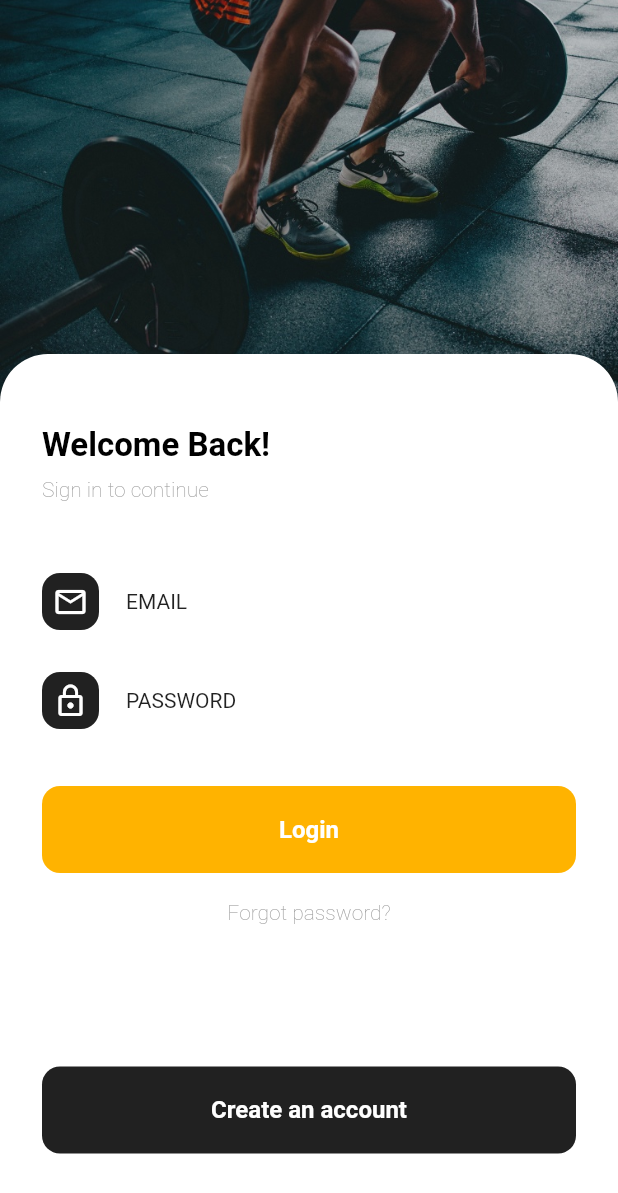
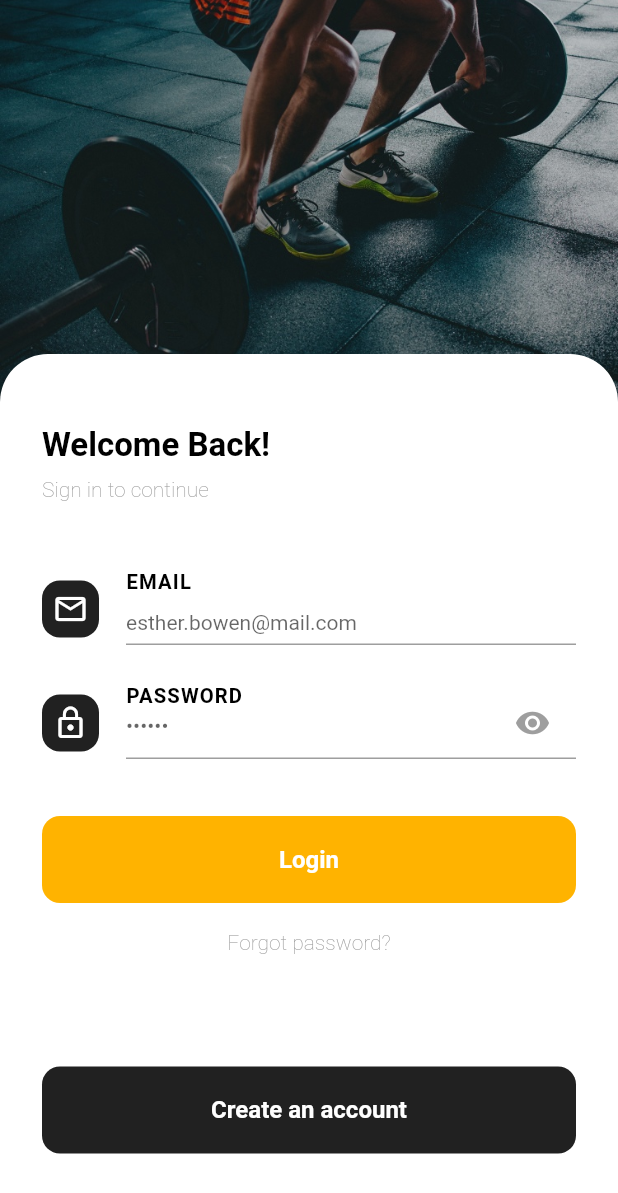
Before and after one commit to clowninside/SavageUI, a Flutter app: the screen it shows after launch, on a phone screen of 412 x 824 dp. Shown: the top 1193 px of the screen. Run offline on Flutter 3.47's test engine with Material 2 defaults, Android fonts, the phone set to English and light mode, and no system bars.

Commit message:
Update sign_page.dart

```diff
--- a/lib/pages/sign_page.dart
+++ b/lib/pages/sign_page.dart
@@ -17,10 +17,12 @@ class SignPage extends StatelessWidget {
           const SizedBox(
             height: 48,
           ),
-          Row(
+          Padding(
+            padding: const EdgeInsets.only(right: 28.0, left: 28.0),
+            child: Row(
               children: [
                 Container(
-                margin: const EdgeInsets.only(left: 28, right: 18),
+                  margin: const EdgeInsets.only(right: 18),
                   height: 38,
                   width: 38,
                   decoration: BoxDecoration(
@@ -32,16 +34,61 @@ class SignPage extends StatelessWidget {
                     color: Colors.white,
                   ),
                 ),
-              const Text('EMAIL'),
+                Expanded(
+                  child: Column(
+                    crossAxisAlignment: CrossAxisAlignment.start,
+                    children: const [
+                      TextField(
+                        style: TextStyle(
+                          color: Colors.black,
+                          fontSize: 14,
+                        ),
+                        decoration: InputDecoration(
+                          contentPadding: EdgeInsets.zero,
+                          labelText: 'EMAIL',
+                          labelStyle: TextStyle(
+                            color: Colors.black,
+                            fontSize: 18,
+                            letterSpacing: 1,
+                            fontWeight: FontWeight.bold,
+                          ),
+                          floatingLabelBehavior: FloatingLabelBehavior.always,
+                          hintText: 'esther.bowen@mail.com',
+                          hintStyle: TextStyle(
+                            fontSize: 14,
+                          ),
+                          enabledBorder: UnderlineInputBorder(
+                            borderSide: BorderSide(
+                              color: Colors.grey,
+                            ),
+                          ),
+                          focusedBorder: UnderlineInputBorder(
+                            borderSide: BorderSide(
+                              color: Colors.grey,
+                            ),
+                          ),
+                          border: UnderlineInputBorder(
+                            borderSide: BorderSide(
+                              color: Colors.grey,
+                            ),
+                          ),
+                        ),
+                      ),
                     ],
+                  ),
+                ),
+              ],
+            ),
           ),
           const SizedBox(
             height: 28,
           ),
-          Row(
+          Padding(
+            padding: const EdgeInsets.only(right: 28.0, left: 28.0),
+            child: Row(
               children: [
                 Container(
-                margin: const EdgeInsets.only(left: 28, right: 18),
+                  margin: const EdgeInsets.only(right: 18),
                   height: 38,
                   width: 38,
                   decoration: BoxDecoration(
@@ -53,8 +100,58 @@ class SignPage extends StatelessWidget {
                     color: Colors.white,
                   ),
                 ),
-              const Text('PASSWORD'),
+                Expanded(
+                  child: Column(
+                    crossAxisAlignment: CrossAxisAlignment.start,
+                    children: const [
+                      TextField(
+                        style: TextStyle(
+                          color: Colors.black,
+                          fontSize: 14,
+                        ),
+                        obscureText: true,
+                        decoration: InputDecoration(
+                          suffixIcon: Padding(
+                            padding: EdgeInsets.only(right: 10),
+                            child: IconTheme(
+                                data: IconThemeData(color: Colors.grey),
+                                child: Icon(Icons.remove_red_eye_sharp)),
+                          ),
+                          contentPadding: EdgeInsets.zero,
+                          hintText: '••••••',
+                          labelText: 'PASSWORD',
+                          labelStyle: TextStyle(
+                            color: Colors.black,
+                            fontSize: 18,
+                            letterSpacing: 1,
+                            fontWeight: FontWeight.bold,
+                          ),
+                          floatingLabelBehavior: FloatingLabelBehavior.always,
+                          hintStyle: TextStyle(
+                            fontSize: 14,
+                          ),
+                          enabledBorder: UnderlineInputBorder(
+                            borderSide: BorderSide(
+                              color: Colors.grey,
+                            ),
+                          ),
+                          focusedBorder: UnderlineInputBorder(
+                            borderSide: BorderSide(
+                              color: Colors.grey,
+                            ),
+                          ),
+                          border: UnderlineInputBorder(
+                            borderSide: BorderSide(
+                              color: Colors.grey,
+                            ),
+                          ),
+                        ),
+                      ),
                     ],
+                  ),
+                ),
+              ],
+            ),
           ),
           const SizedBox(
             height: 38,
```
Lines whose indentation alone changed are shown as unchanged.
